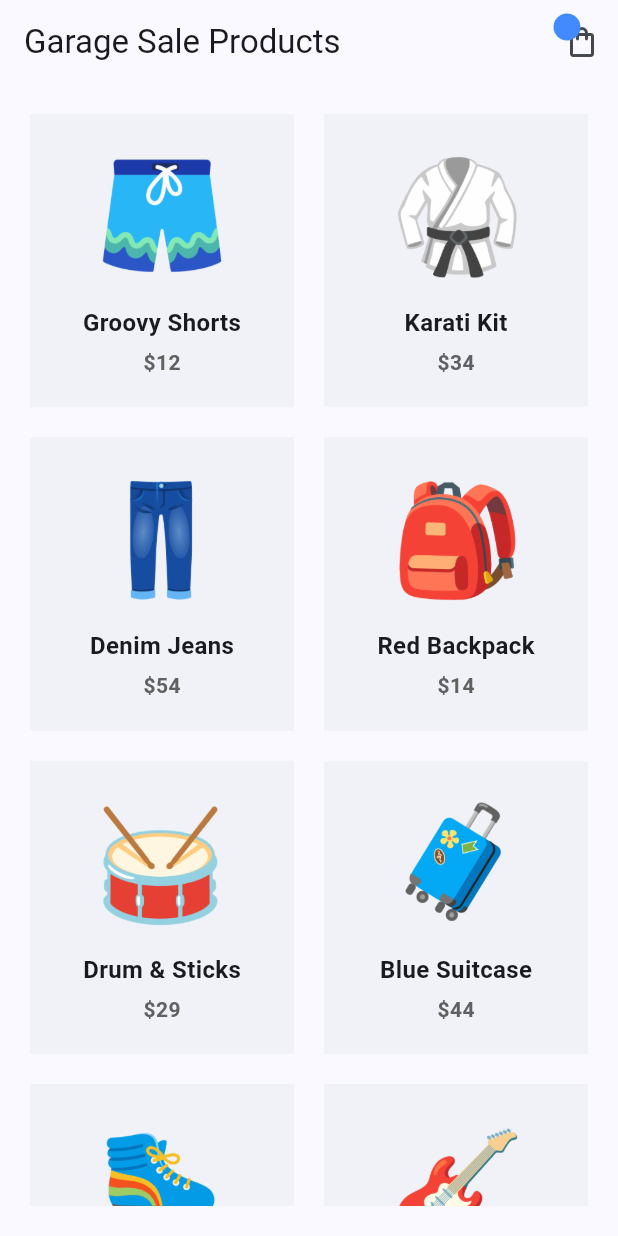
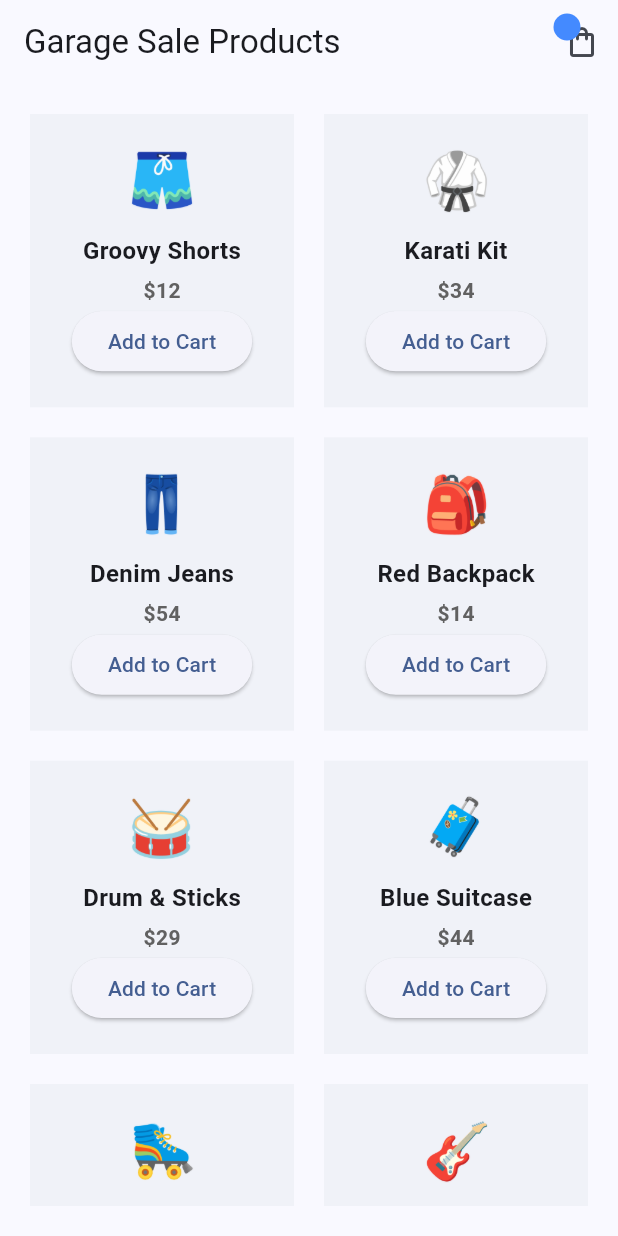
Before and after one commit to gabmwendwa/flutter_riverpod_practise, a Flutter app: the screen it shows after launch, on a phone screen of 412 x 824 dp. Run offline on Flutter 3.47's test engine with Material 3 defaults, Android fonts, the phone set to English and light mode, and no system bars; our stand-ins replace flutter_riverpod, riverpod_annotation; generated files the repository leaves out were written again.

Commit message:
Notification providers added and implemented in both the home screen and cart screen; closes #11

```diff
--- a/lib/providers/products_provider.dart
+++ b/lib/providers/products_provider.dart
@@ -70,6 +70,5 @@ List<Product> products(ref) {
 
 @riverpod
 List<Product> reducedProducts(ref) {
-  final products = ref.watch(productsProvider);
-  return products.where((p) => p.price < 50).toList();
+  return allProducts.where((p) => p.price < 50).toList();
 }
--- a/lib/screens/cart/cart_screen.dart
+++ b/lib/screens/cart/cart_screen.dart
@@ -1,6 +1,7 @@
 import 'package:flutter/material.dart';
 import 'package:flutter_riverpod/flutter_riverpod.dart';
-import 'package:flutter_riverpod_practise/providers/products_provider.dart';
+import 'package:flutter_riverpod_practise/providers/cart_notifier.dart';
+// import 'package:flutter_riverpod_practise/providers/products_provider.dart';
 
 class CartScreen extends ConsumerStatefulWidget {
   const CartScreen({super.key});
@@ -14,7 +15,7 @@ class _CartScreenState extends ConsumerState<CartScreen> {
 
   @override
   Widget build(BuildContext context) {
-    final cartProducts = ref.watch(reducedProductsProvider);
+    final cartProducts = ref.watch(cartNotifierProvider);
 
     return Scaffold(
       appBar: AppBar(
--- a/lib/screens/home/home_screen.dart
+++ b/lib/screens/home/home_screen.dart
@@ -1,5 +1,6 @@
 import 'package:flutter/material.dart';
 import 'package:flutter_riverpod/flutter_riverpod.dart';
+import 'package:flutter_riverpod_practise/providers/cart_notifier.dart';
 import 'package:flutter_riverpod_practise/providers/products_provider.dart';
 import 'package:flutter_riverpod_practise/shared/cart_icon.dart';
 
@@ -9,6 +10,7 @@ class HomeScreen extends ConsumerWidget {
   @override
   Widget build(BuildContext context, WidgetRef ref) {
     final allProducts = ref.watch(productsProvider);
+    final cartProducts = ref.watch(cartNotifierProvider);
 
     return Scaffold(
       appBar: AppBar(
@@ -55,6 +57,25 @@ class HomeScreen extends ConsumerWidget {
                       fontWeight: FontWeight.bold,
                     ),
                   ),
+
+                  if (cartProducts.contains(allProducts[index]))
+                    ElevatedButton(
+                      onPressed: () {
+                        // ref
+                        //     .read(cartNotifierProvider.notifier)
+                        //     .update((state) => {...state, allProducts[index]});
+                      },
+                      child: const Text('Remove'),
+                    )
+                  else
+                    ElevatedButton(
+                      onPressed: () {
+                        // ref
+                        //     .read(cartNotifierProvider.notifier)
+                        //     .update((state) => {...state, allProducts[index]});
+                      },
+                      child: const Text('Add to Cart'),
+                    ),
                 ],
               ),
             );
```
Also changed, not shown: lib/providers/cart_notifier.dart (added, +23 -0 lines), lib/providers/products_provider.g.dart, pubspec.lock.
